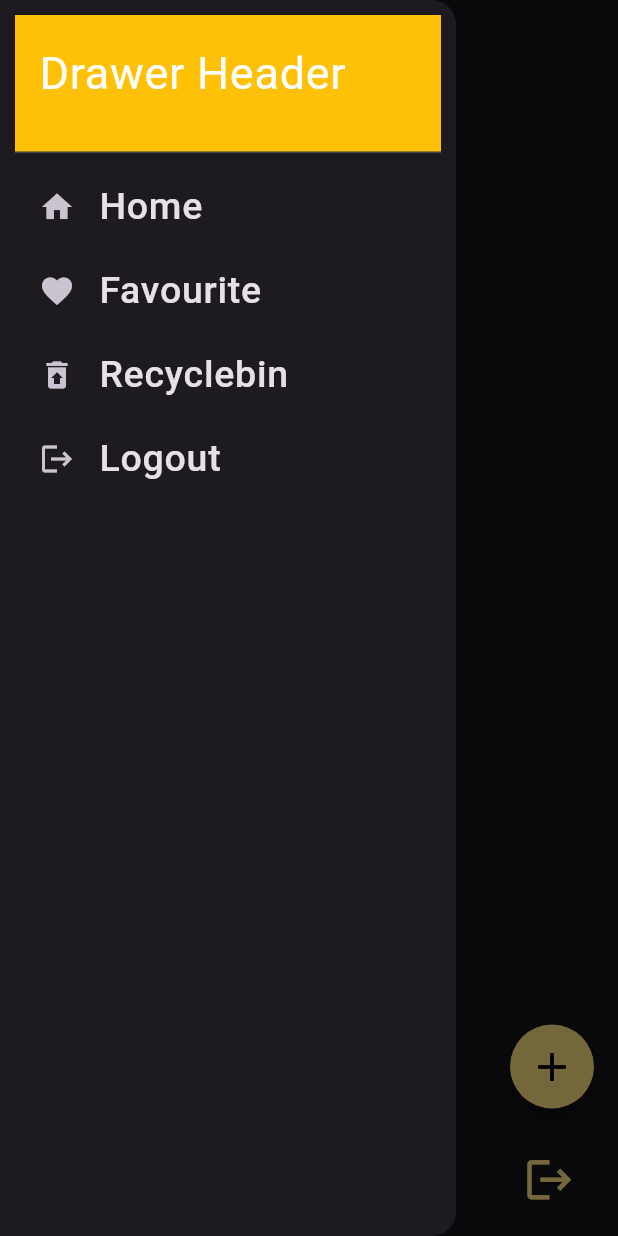
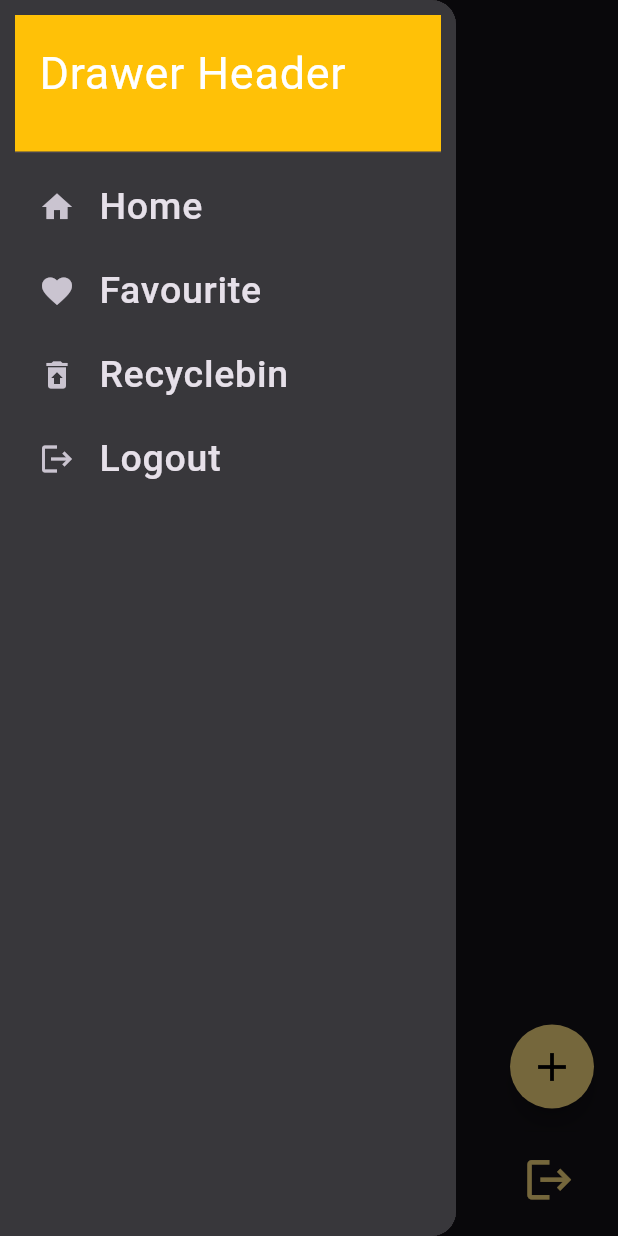
Before and after one commit to MasumBillah00/ToDo-Bloc-With-image-uploading-functionality-, a Flutter app: the screen it shows after launch, with the side drawer open, on a phone screen of 412 x 824 dp. Run offline on Flutter 3.47's test engine with Material 3 defaults, Android fonts, the phone set to English and light mode, and no system bars; our stand-ins replace bloc, equatable, flutter_bloc, sqflite; accounts and stored records are empty.

Commit message:
Added Delete Option

```diff
--- a/lib/bloc/todoappbloc/todoapp_event.dart
+++ b/lib/bloc/todoappbloc/todoapp_event.dart
@@ -46,7 +46,16 @@ class UnSelectItem extends ToDoAppEvent {
   List<Object?> get props => [item];
 }
 
-class DeleteItem extends ToDoAppEvent {}
+
+
+class DeleteItem extends ToDoAppEvent {
+  final String id;
+  const DeleteItem({required this.id});
+
+  @override
+  List<Object?> get props => [id];
+}
+
 
 class HideItem extends ToDoAppEvent {
   final String id;
--- a/lib/view/todo_app_screen/todo_app_screen.dart
+++ b/lib/view/todo_app_screen/todo_app_screen.dart
@@ -5,11 +5,9 @@ import 'package:todoapptask/view/todo_app_screen/task_add_screen.dart';
 import '../../bloc/todoappbloc/todoapp_bloc.dart';
 import '../../bloc/todoappbloc/todoapp_event.dart';
 import '../../bloc/todoappbloc/todoapp_state.dart';
-import '../../model/todo_task_model.dart';
 import '../todo_app_widget/delete_button_widget.dart';
 import '../todo_app_widget/drawer_widget.dart';
-import 'deleted_item_screen.dart';
-import 'favoruite_item_screen.dart';
+
 
 class ToDoAppScreen extends StatefulWidget {
   const ToDoAppScreen({Key? key}) : super(key: key);
@@ -36,7 +34,7 @@ class _ToDoAppScreenState extends State<ToDoAppScreen> {
       // Navigate to the HiddenTasksScreen when "RecyleBin" tab is tapped
       Navigator.of(context).push(
         MaterialPageRoute(
-          builder: (context) => NewLoginScreen(),
+          builder: (context) =>const NewLoginScreen(),
         ),
       );
     }
@@ -47,7 +45,7 @@ class _ToDoAppScreenState extends State<ToDoAppScreen> {
     return SafeArea(
       child: Scaffold(
         appBar: AppBar(
-          title: Text(
+          title:const Text(
             'TODO APP',
             style: TextStyle(
               fontWeight: FontWeight.w600,
@@ -59,14 +57,14 @@ class _ToDoAppScreenState extends State<ToDoAppScreen> {
             DeleteButtonWidget(), // Include DeleteButtonWidget here
           ],
         ),
-        drawer: ToDo_Drawer(),
+        drawer:const ToDo_Drawer(),
         body: BlocBuilder<ToDoAppBloc, TodoappState>(
           builder: (context, state) {
             switch (state.listStatus) {
               case ListStatus.loading:
-                return Center(child: CircularProgressIndicator());
+                return const Center(child: CircularProgressIndicator());
               case ListStatus.failure:
-                return Center(child: Text('Something went wrong'));
+                return const Center(child: Text('Something went wrong'));
               case ListStatus.success:
                 return ListView.builder(
                   itemCount: state.favouriteItemList.length,
@@ -113,7 +111,7 @@ class _ToDoAppScreenState extends State<ToDoAppScreen> {
                               ),
                             ),
                             IconButton(
-                              icon: Icon(Icons.delete, color: Colors.red,
+                              icon:const Icon(Icons.delete, color: Colors.red,
                               size: 35,),
                               onPressed: () {
                                 context.read<ToDoAppBloc>().add(HideItem(id: item.id, value: item.value));
@@ -133,7 +131,7 @@ class _ToDoAppScreenState extends State<ToDoAppScreen> {
           shape: RoundedRectangleBorder(
             borderRadius: BorderRadius.circular(50),
           ),
-          child: Icon(
+          child:const Icon(
             Icons.add,
             color: Colors.black,
             size: 32,
--- a/lib/view/todo_app_widget/delete_button_widget.dart
+++ b/lib/view/todo_app_widget/delete_button_widget.dart
@@ -17,7 +17,7 @@ class DeleteButtonWidget extends StatelessWidget {
         return Visibility(
             visible: state.tempFavouriteList.isNotEmpty ?  true : false ,
             child: IconButton(onPressed: () {
-              context.read<ToDoAppBloc>().add(DeleteItem());
+              context.read<ToDoAppBloc>().add(DeleteItem(id: ''));
             },
                 icon: const Icon(
                   Icons.delete_outline ,
--- a/lib/view/todo_app_widget/drawer_widget.dart
+++ b/lib/view/todo_app_widget/drawer_widget.dart
@@ -9,9 +9,12 @@ class ToDo_Drawer extends StatelessWidget {
 
   @override
   Widget build(BuildContext context) {
-    return Drawer(
+    return SafeArea(
+      child: Drawer(
+        child: Container(
+          color: Colors.white.withOpacity(.12),
           child: ListView(
-        padding: EdgeInsets.all(10),
+            padding: const EdgeInsets.all(10),
             children: <Widget>[
               const SizedBox(
                 height: 100,
@@ -29,8 +32,8 @@ class ToDo_Drawer extends StatelessWidget {
                 ),
               ),
               ListTile(
-            leading: Icon(Icons.home),
-            title: Text('Home',style: TextStyle(
+                leading: const Icon(Icons.home),
+                title: const Text('Home',style: TextStyle(
                     fontSize: 25,
                     fontWeight: FontWeight.w500
                 ),
@@ -41,8 +44,8 @@ class ToDo_Drawer extends StatelessWidget {
                 },
               ),
               ListTile(
-            leading: Icon(Icons.favorite),
-            title: Text('Favourite',style: TextStyle(
+                leading: const Icon(Icons.favorite),
+                title:const Text('Favourite',style: TextStyle(
                     fontSize: 25,
                     fontWeight: FontWeight.w500
                 ),),
@@ -52,8 +55,8 @@ class ToDo_Drawer extends StatelessWidget {
                 },
               ),
               ListTile(
-            leading: Icon(Icons.restore_from_trash),
-            title: Text('Recyclebin',style: TextStyle(
+                leading:const Icon(Icons.restore_from_trash),
+                title:const Text('Recyclebin',style: TextStyle(
                     fontSize: 25,
                     fontWeight: FontWeight.w500
                 ),),
@@ -67,8 +70,8 @@ class ToDo_Drawer extends StatelessWidget {
                 },
               ),
               ListTile(
-            leading: Icon(Icons.logout),
-            title: Text('Logout',style: TextStyle(
+                leading:const Icon(Icons.logout),
+                title:const Text('Logout',style: TextStyle(
                     fontSize: 25,
                     fontWeight: FontWeight.w500
                 ),),
@@ -79,6 +82,8 @@ class ToDo_Drawer extends StatelessWidget {
               ),
             ],
           ),
+        ),
+      ),
     );
   }
 }
```
Also changed, not shown: lib/bloc/todoappbloc/todoapp_bloc.dart (+21 -7 lines), lib/repository/todo_repository.dart (+9 -0 lines), lib/view/todo_app_screen/deleted_item_screen.dart (+62 -29 lines), lib/view/todo_app_screen/task_add_screen.dart (+6 -6 lines), lib/view/todo_app_widget/delete_confirmation_dialog.dart (added). Lines whose indentation alone changed are shown as unchanged.
